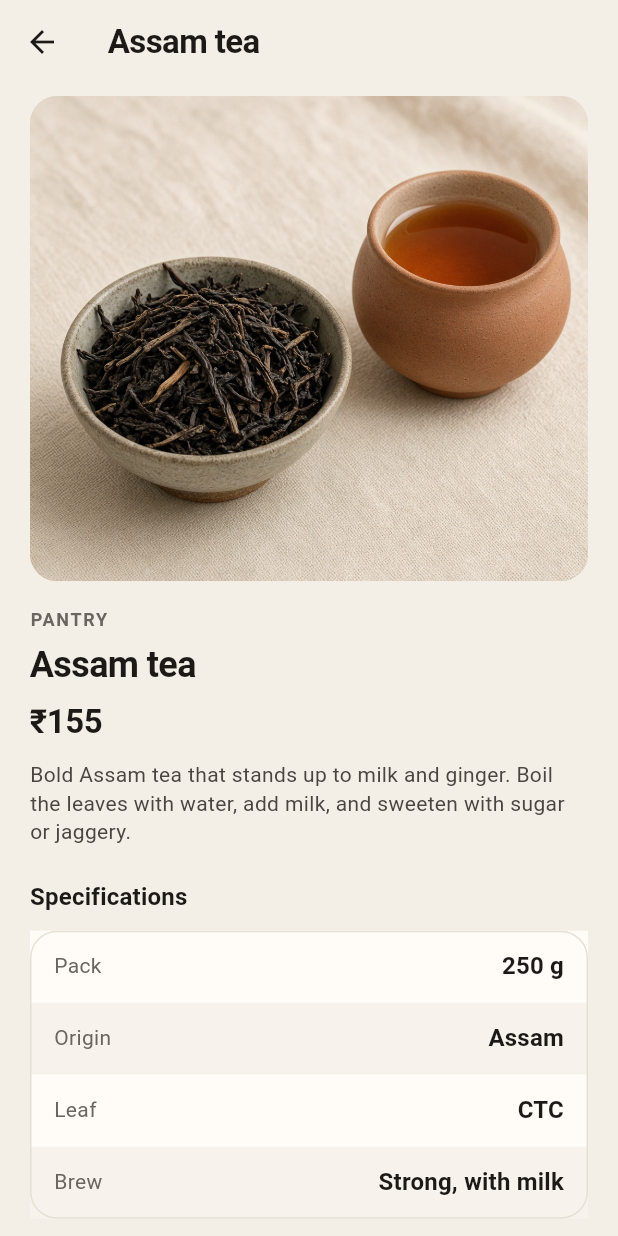
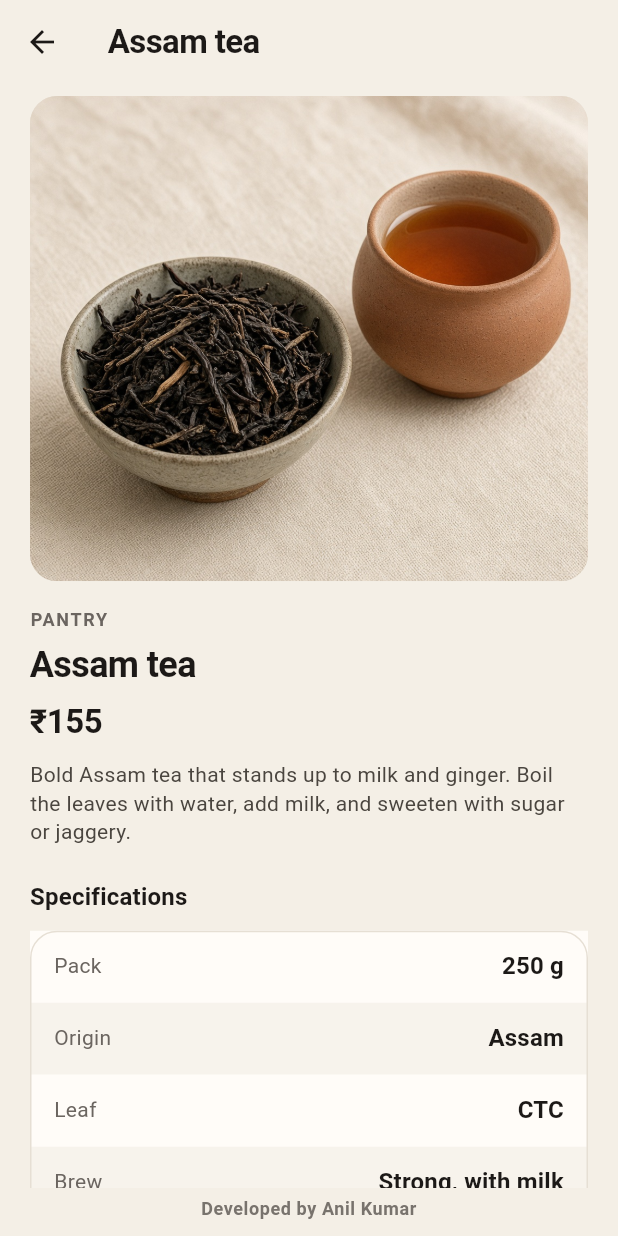
Before and after one commit to apborawas2002-netizen/Shopping-App, a Flutter app: the screen it shows after launch, after a tap on "Try again", after a tap on "PANTRY", on a phone screen of 412 x 824 dp. Run offline on Flutter 3.47's test engine with Material 3 defaults, Android fonts, the phone set to English and light mode, and no system bars; our stand-ins replace cloud_firestore, firebase_auth, firebase_core; accounts and stored records are empty; network calls fail.

Commit message:
first commit

```diff
--- a/lib/main.dart
+++ b/lib/main.dart
@@ -34,7 +34,45 @@ class ShoppingApp extends StatelessWidget {
       title: 'Field & Co.',
       debugShowCheckedModeBanner: false,
       theme: buildMarketTheme(),
+      builder: (context, child) {
+        return ColoredBox(
+          color: marketCream,
+          child: Column(
+            crossAxisAlignment: CrossAxisAlignment.stretch,
+            children: [
+              Expanded(child: child ?? const SizedBox.shrink()),
+              const _DeveloperMark(),
+            ],
+          ),
+        );
+      },
       home: firebaseReady ? const ShopBootstrap() : const SetupScreen(),
     );
   }
 }
+
+class _DeveloperMark extends StatelessWidget {
+  const _DeveloperMark();
+
+  @override
+  Widget build(BuildContext context) {
+    return ColoredBox(
+      color: marketCream,
+      child: SafeArea(
+        top: false,
+        child: Padding(
+          padding: const EdgeInsets.fromLTRB(16, 6, 16, 10),
+          child: Text(
+            'Developed by Anil Kumar',
+            textAlign: TextAlign.center,
+            style: Theme.of(context).textTheme.bodySmall?.copyWith(
+              color: marketMuted.withValues(alpha: 0.9),
+              letterSpacing: 0.4,
+              fontWeight: FontWeight.w600,
+            ),
+          ),
+        ),
+      ),
+    );
+  }
+}
```
Also changed, not shown: 1 other file.
